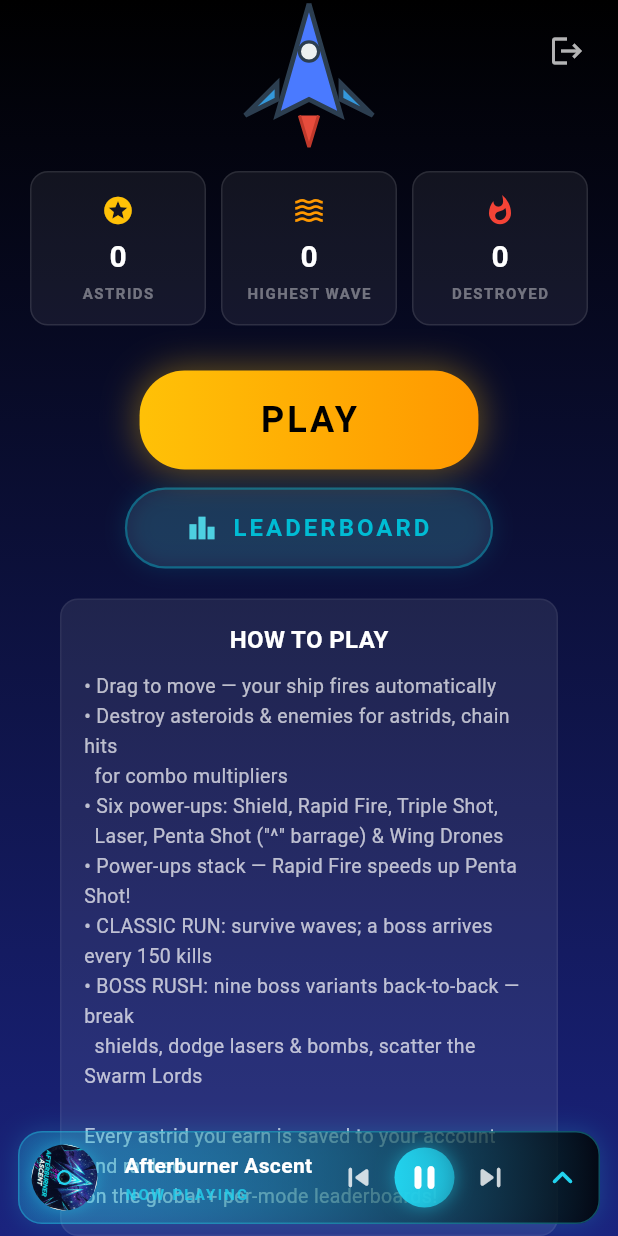
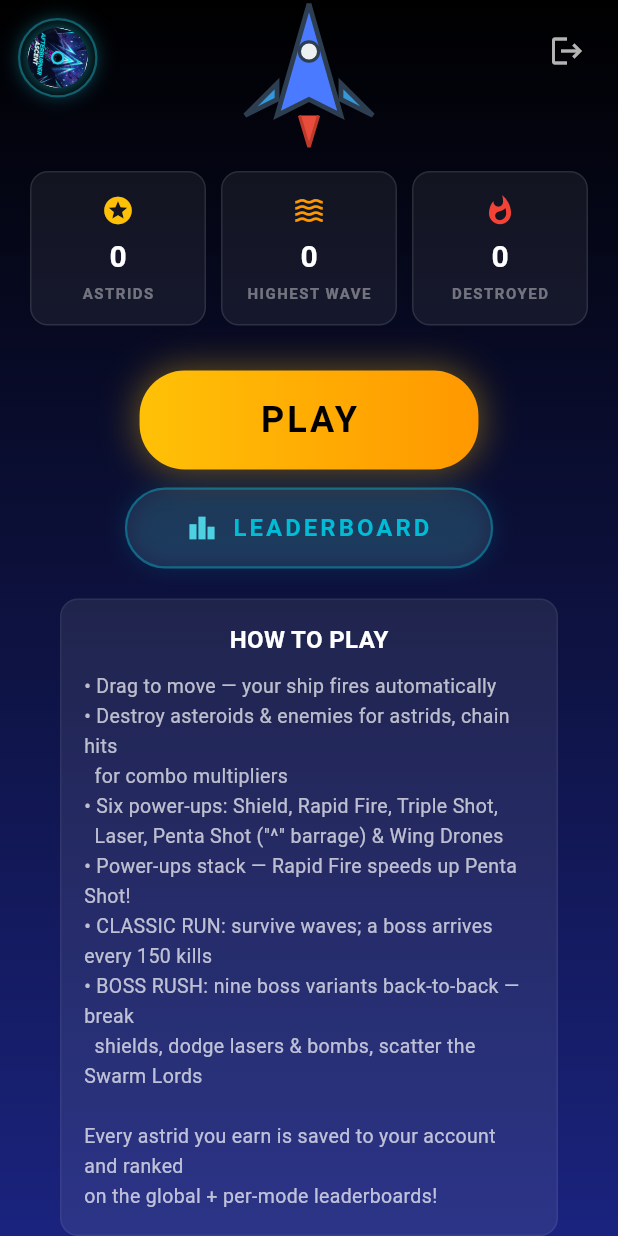
Before and after one commit to SparshMishra09/Astroid_Shooter, a Flutter app: the screen it shows once a user with an empty profile is signed in, scrolled down 204 dp, on a phone screen of 412 x 824 dp. Run offline on Flutter 3.47's test engine with Material 3 defaults, Android fonts, the phone set to English and light mode, and no system bars; our stand-ins replace audioplayers, cloud_firestore, firebase_auth, firebase_core, flutter_svg, google_sign_in and 2 more; accounts and stored records are empty.

Commit message:
fix: music now plays, cutscene loads, dock replaces bottom bar
- Music: audioplayers' AssetSource prefixes 'assets/' itself, so the
  full 'assets/audio/...' path resolved to 'assets/assets/audio/...'
  and silently failed on every track. Path is now stripped to the
  package-relative form
- Cutscene: renamed 'starting scene 1.mp4' -> 'starting_scene_1.mp4';
  the spaces were percent-encoded in the APK asset manifest, so
  video_player could never resolve the file
- MusicDock: replaced the bottom NowPlayingBar (which clipped the
  player ship and other UI) with a compact top-left circular button —
  spinning cover art while playing; tap to expand horizontally into a
  pill with title, prev/play-pause/next and playlist buttons; auto-
  collapses after 6s. HUD left column shifted down 62px so the dock
  never overlaps the mode badge; removed the bottom-bar call sites
  from home and game screens

```diff
--- a/lib/screens/cutscene_screen.dart
+++ b/lib/screens/cutscene_screen.dart
@@ -39,7 +39,7 @@ class _CutsceneScreenState extends State<CutsceneScreen> {
 
   Future<void> _initVideo() async {
     final controller =
-        VideoPlayerController.asset('assets/cutscenes/starting scene 1.mp4');
+        VideoPlayerController.asset('assets/cutscenes/starting_scene_1.mp4');
     try {
       await controller.initialize();
       _controller = controller;
--- a/lib/screens/home_screen.dart
+++ b/lib/screens/home_screen.dart
@@ -219,15 +219,10 @@ class _HomeScreenState extends State<HomeScreen> with TickerProviderStateMixin {
                 ),
               ),
 
-              // Now-playing bar (bottom) — the soundtrack keeps playing
-              // everywhere; tapping the chevron opens the playlist editor.
-              Positioned(
-                left: 0,
-                right: 0,
-                bottom: 0,
-                child: NowPlayingBar(
-                  onOpenPlaylist: () => showPlaylistSheet(context),
-                ),
+              // Music dock (top-left) — tap the spinning cover to expand
+              // transport controls; the playlist editor opens from there.
+              MusicDock(
+                onOpenPlaylist: () => showPlaylistSheet(context),
               ),
             ],
           ),
--- a/lib/services/music_player_service.dart
+++ b/lib/services/music_player_service.dart
@@ -221,7 +221,11 @@ class MusicPlayerService {
     }
     try {
       await _player.setReleaseMode(ReleaseMode.stop);
-      await _player.play(AssetSource(track.assetPath));
+      // audioplayers' AssetSource resolves relative to its own 'assets/'
+      // prefix — passing the full 'assets/audio/...' path would double
+      // the prefix and fail to find the file, so strip it here.
+      final relative = track.assetPath.replaceFirst('assets/', '');
+      await _player.play(AssetSource(relative));
       _isPlaying = true;
     } catch (e) {
       debugPrint('MusicPlayerService play error: $e');
--- a/lib/widgets/game_overlays.dart
+++ b/lib/widgets/game_overlays.dart
@@ -54,7 +54,9 @@ class GameHUD extends StatelessWidget {
             ),
             textAlign: TextAlign.center,
           ),
-          const SizedBox(height: 20),
+          // 62px gap leaves room for the music dock (top-left) before
+          // the left-side HUD column starts.
+          const SizedBox(height: 62),
           Padding(
             padding: const EdgeInsets.only(left: 10),
             child: Column(
--- a/lib/widgets/playlist_widgets.dart
+++ b/lib/widgets/playlist_widgets.dart
@@ -3,40 +3,51 @@ import 'package:flutter/material.dart';
 import '../services/music_player_service.dart';
 
 // ============================================================
-//  NOW-PLAYING MINI BAR
+//  MUSIC DOCK (top-left, expands horizontally)
 // ============================================================
 
-/// A Spotify-style now-playing bar pinned above the bottom of the
-/// screen (home + gameplay). Shows the cover art, marquee-ish title,
-/// play/pause, and expands into the full playlist editor on tap.
-class NowPlayingBar extends StatefulWidget {
-  const NowPlayingBar({super.key, this.onOpenPlaylist});
+/// A compact music dock pinned to the TOP-LEFT of the screen.
+///
+/// Collapsed: a small circular button (spinning cover art while music
+/// plays) that sits beside the screen's other top-left UI without
+/// overlapping it — pass [leftOffset] to shift it clear of existing
+/// elements (e.g. the game's back/pause buttons).
+///
+/// Expanded: animates horizontally into a pill with prev/play-pause/
+/// next and a playlist button. Auto-collapses after 6s of inactivity.
+class MusicDock extends StatefulWidget {
+  const MusicDock({
+    super.key,
+    this.leftOffset = 0,
+    this.onOpenPlaylist,
+  });
 
-  /// Optional callback for the chevron (opens the playlist editor);
-  /// tapping anywhere else on the bar toggles play/pause.
+  /// Horizontal offset from the left edge, so the dock doesn't overlap
+  /// other top-left UI (back buttons etc.) when collapsed.
+  final double leftOffset;
+
+  /// Opens the full playlist editor sheet.
   final VoidCallback? onOpenPlaylist;
 
   @override
-  State<NowPlayingBar> createState() => _NowPlayingBarState();
+  State<MusicDock> createState() => _MusicDockState();
 }
 
-class _NowPlayingBarState extends State<NowPlayingBar> {
-  StreamSubscription<Duration>? _positionSub;
+class _MusicDockState extends State<MusicDock>
+    with SingleTickerProviderStateMixin {
+  bool _expanded = false;
+  Timer? _collapseTimer;
 
   @override
   void initState() {
     super.initState();
     MusicPlayerService.instance.addListener(_rebuild);
-    _positionSub =
-        MusicPlayerService.instance.onPositionChanged.listen((_) {
-      if (mounted) setState(() {});
-    });
   }
 
   @override
   void dispose() {
+    _collapseTimer?.cancel();
     MusicPlayerService.instance.removeListener(_rebuild);
-    _positionSub?.cancel();
     super.dispose();
   }
 
@@ -44,49 +55,93 @@ class _NowPlayingBarState extends State<NowPlayingBar> {
     if (mounted) setState(() {});
   }
 
+  void _expand() {
+    setState(() => _expanded = true);
+    _scheduleCollapse();
+  }
+
+  void _scheduleCollapse() {
+    _collapseTimer?.cancel();
+    _collapseTimer = Timer(const Duration(seconds: 6), () {
+      if (mounted) setState(() => _expanded = false);
+    });
+  }
+
   @override
   Widget build(BuildContext context) {
     final music = MusicPlayerService.instance;
     final track = music.currentTrack;
 
-    // Hidden entirely when every track is deselected (nothing to show).
+    // Nothing queued — show nothing at all.
     if (track == null) return const SizedBox.shrink();
 
-    return Container(
-      margin: const EdgeInsets.symmetric(horizontal: 12, vertical: 8),
+    return Positioned(
+      top: 12,
+      left: 12 + widget.leftOffset,
+      child: AnimatedSize(
+        duration: const Duration(milliseconds: 320),
+        curve: Curves.easeOutCubic,
+        alignment: Alignment.centerLeft,
+        child: AnimatedContainer(
+          duration: const Duration(milliseconds: 320),
+          curve: Curves.easeOutCubic,
           decoration: BoxDecoration(
-        borderRadius: BorderRadius.circular(16),
-        gradient: LinearGradient(
-          begin: Alignment.centerLeft,
-          end: Alignment.centerRight,
-          colors: [
-            track.color.withOpacity(0.22),
-            Colors.black.withOpacity(0.85),
+            borderRadius: BorderRadius.circular(28),
+            color: Colors.black.withOpacity(_expanded ? 0.88 : 0.62),
+            border: Border.all(
+              color: track.color.withOpacity(_expanded ? 0.55 : 0.4),
+              width: 1.5,
+            ),
+            boxShadow: [
+              BoxShadow(
+                color: track.color.withOpacity(_expanded ? 0.35 : 0.25),
+                blurRadius: _expanded ? 16 : 10,
+              ),
             ],
           ),
-        border: Border.all(color: track.color.withOpacity(0.35), width: 1),
-        boxShadow: [
-          BoxShadow(color: track.color.withOpacity(0.2), blurRadius: 14),
-        ],
+          child: _expanded ? _buildExpanded(track) : _buildCollapsed(track),
         ),
-      child: ClipRRect(
-        borderRadius: BorderRadius.circular(16),
-        child: Column(
+      ),
+    );
+  }
+
+  /// Collapsed: spinning cover button.
+  Widget _buildCollapsed(Track track) {
+    return GestureDetector(
+      onTap: _expand,
+      child: _SpinningCover(
+        coverPath: track.coverPath,
+        accent: track.color,
+        isPlaying: MusicPlayerService.instance.isPlaying,
+        size: 40,
+      ),
+    );
+  }
+
+  /// Expanded: cover + transport controls + playlist button.
+  Widget _buildExpanded(Track track) {
+    final music = MusicPlayerService.instance;
+    return Row(
       mainAxisSize: MainAxisSize.min,
       children: [
-            Row(
-              children: [
-                // Cover art (spinning vinyl while playing)
-                _SpinningCover(
+        // Cover (tap to collapse)
+        GestureDetector(
+          onTap: () => setState(() => _expanded = false),
+          child: _SpinningCover(
             coverPath: track.coverPath,
             accent: track.color,
             isPlaying: music.isPlaying,
+            size: 40,
           ),
-                const SizedBox(width: 10),
+        ),
 
-                // Title + artist
-                Expanded(
+        // Title
+        ConstrainedBox(
+          constraints: const BoxConstraints(maxWidth: 110),
+          child: Padding(
+            padding: const EdgeInsets.only(left: 4, right: 2),
             child: Column(
+              mainAxisSize: MainAxisSize.min,
               crossAxisAlignment: CrossAxisAlignment.start,
               children: [
                 Text(
@@ -96,50 +151,76 @@ class _NowPlayingBarState extends State<NowPlayingBar> {
                   style: const TextStyle(
                     color: Colors.white,
                     fontWeight: FontWeight.bold,
-                          fontSize: 14,
+                    fontSize: 12,
                   ),
                 ),
-                      const SizedBox(height: 2),
                 Text(
                   music.isPlaying ? 'NOW PLAYING' : 'PAUSED',
                   style: TextStyle(
-                          color: track.color.withOpacity(0.8),
-                          fontSize: 10,
-                          letterSpacing: 1.5,
+                    color: track.color.withOpacity(0.85),
+                    fontSize: 8,
+                    letterSpacing: 1.2,
                     fontWeight: FontWeight.bold,
                   ),
                 ),
               ],
             ),
           ),
+        ),
 
-                // Prev / play-pause / next
-                IconButton(
-                  icon: Icon(Icons.skip_previous_rounded,
-                      color: Colors.white.withOpacity(0.8), size: 26),
-                  onPressed: () => music.skipPrevious(),
+        // Transport controls
+        _DockIcon(
+          icon: Icons.skip_previous_rounded,
+          onTap: () {
+            music.skipPrevious();
+            _scheduleCollapse();
+          },
         ),
         _PlayPauseButton(
           isPlaying: music.isPlaying,
           accent: track.color,
-                  onPressed: () => music.togglePause(),
+          size: 30,
+          onPressed: () {
+            music.togglePause();
+            _scheduleCollapse();
+          },
         ),
-                IconButton(
-                  icon: Icon(Icons.skip_next_rounded,
-                      color: Colors.white.withOpacity(0.8), size: 26),
-                  onPressed: () => music.skipNext(),
+        _DockIcon(
+          icon: Icons.skip_next_rounded,
+          onTap: () {
+            music.skipNext();
+            _scheduleCollapse();
+          },
         ),
-
-                // Expand into the playlist editor
-                IconButton(
-                  icon: Icon(Icons.keyboard_arrow_up_rounded,
-                      color: track.color, size: 28),
-                  onPressed: widget.onOpenPlaylist,
+        _DockIcon(
+          icon: Icons.queue_music_rounded,
+          onTap: () {
+            setState(() => _expanded = false);
+            widget.onOpenPlaylist?.call();
+          },
         ),
       ],
-            ),
-          ],
-        ),
+    );
+  }
+}
+
+/// Small icon button used inside the expanded dock.
+class _DockIcon extends StatelessWidget {
+  const _DockIcon({required this.icon, required this.onTap});
+
+  final IconData icon;
+  final VoidCallback onTap;
+
+  @override
+  Widget build(BuildContext context) {
+    return SizedBox(
+      width: 32,
+      height: 40,
+      child: IconButton(
+        padding: EdgeInsets.zero,
+        iconSize: 20,
+        icon: Icon(icon, color: Colors.white.withOpacity(0.85)),
+        onPressed: onTap,
       ),
     );
   }
@@ -151,11 +232,13 @@ class _SpinningCover extends StatefulWidget {
     required this.coverPath,
     required this.accent,
     required this.isPlaying,
+    this.size = 44,
   });
 
   final String coverPath;
   final Color accent;
   final bool isPlaying;
+  final double size;
 
   @override
   State<_SpinningCover> createState() => _SpinningCoverState();
@@ -194,12 +277,12 @@ class _SpinningCoverState extends State<_SpinningCover>
   @override
   Widget build(BuildContext context) {
     return Padding(
-      padding: const EdgeInsets.all(8),
+      padding: const EdgeInsets.all(5),
       child: RotationTransition(
         turns: _spin,
         child: Container(
-          width: 44,
-          height: 44,
+          width: widget.size,
+          height: widget.size,
           decoration: BoxDecoration(
             shape: BoxShape.circle,
             image: DecorationImage(
@@ -213,8 +296,8 @@ class _SpinningCoverState extends State<_SpinningCover>
           // Vinyl center dot
           child: Center(
             child: Container(
-              width: 10,
-              height: 10,
+              width: 9,
+              height: 9,
               decoration: BoxDecoration(
                 shape: BoxShape.circle,
                 color: Colors.black.withOpacity(0.75),
@@ -233,17 +316,19 @@ class _PlayPauseButton extends StatelessWidget {
     required this.isPlaying,
     required this.accent,
     required this.onPressed,
+    this.size = 40,
   });
 
   final bool isPlaying;
   final Color accent;
   final VoidCallback onPressed;
+  final double size;
 
   @override
   Widget build(BuildContext context) {
     return Container(
-      width: 40,
-      height: 40,
+      width: size,
+      height: size,
       decoration: BoxDecoration(
         shape: BoxShape.circle,
         gradient: LinearGradient(colors: [accent, accent.withOpacity(0.6)]),
@@ -261,7 +346,7 @@ class _PlayPauseButton extends StatelessWidget {
             isPlaying ? Icons.pause_rounded : Icons.play_arrow_rounded,
             key: ValueKey(isPlaying),
             color: Colors.white,
-            size: 26,
+            size: size * 0.65,
           ),
         ),
         onPressed: onPressed,
```
Also changed, not shown: lib/screens/game_screen.dart (+5 -12 lines), 2 other files. Lines whose indentation alone changed are shown as unchanged.
